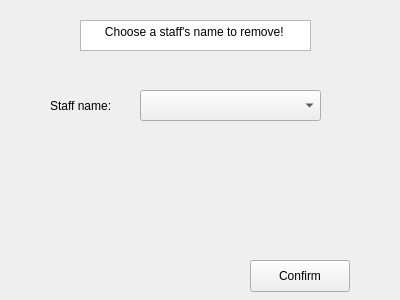
This is removestaff.ui in TNT57/FootballClubManagementSystem as Qt 5 draws it before an edit. The edited form follows.
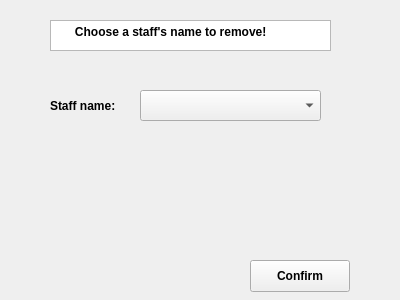
This is the edited form.

```diff
--- a/removestaff.ui
+++ b/removestaff.ui
@@ -16,12 +16,17 @@
   <widget class="QPlainTextEdit" name="plainTextEdit">
    <property name="geometry">
     <rect>
-     <x>80</x>
+     <x>50</x>
      <y>20</y>
-     <width>231</width>
+     <width>281</width>
      <height>31</height>
     </rect>
    </property>
+   <property name="font">
+    <font>
+     <bold>true</bold>
+    </font>
+   </property>
    <property name="plainText">
     <string>      Choose a staff's name to remove!</string>
    </property>
@@ -35,6 +40,11 @@
      <height>31</height>
     </rect>
    </property>
+   <property name="font">
+    <font>
+     <bold>true</bold>
+    </font>
+   </property>
    <property name="text">
     <string>Staff name: </string>
    </property>
@@ -58,6 +68,11 @@
      <height>32</height>
     </rect>
    </property>
+   <property name="font">
+    <font>
+     <bold>true</bold>
+    </font>
+   </property>
    <property name="text">
     <string>Confirm</string>
    </property>
```
